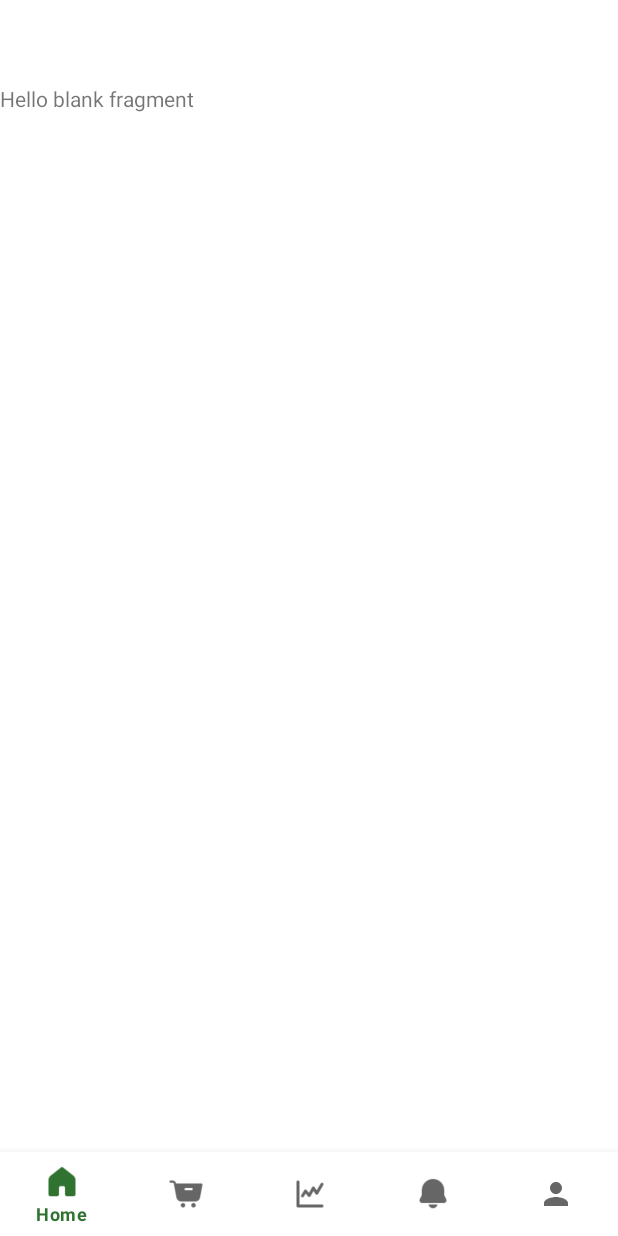
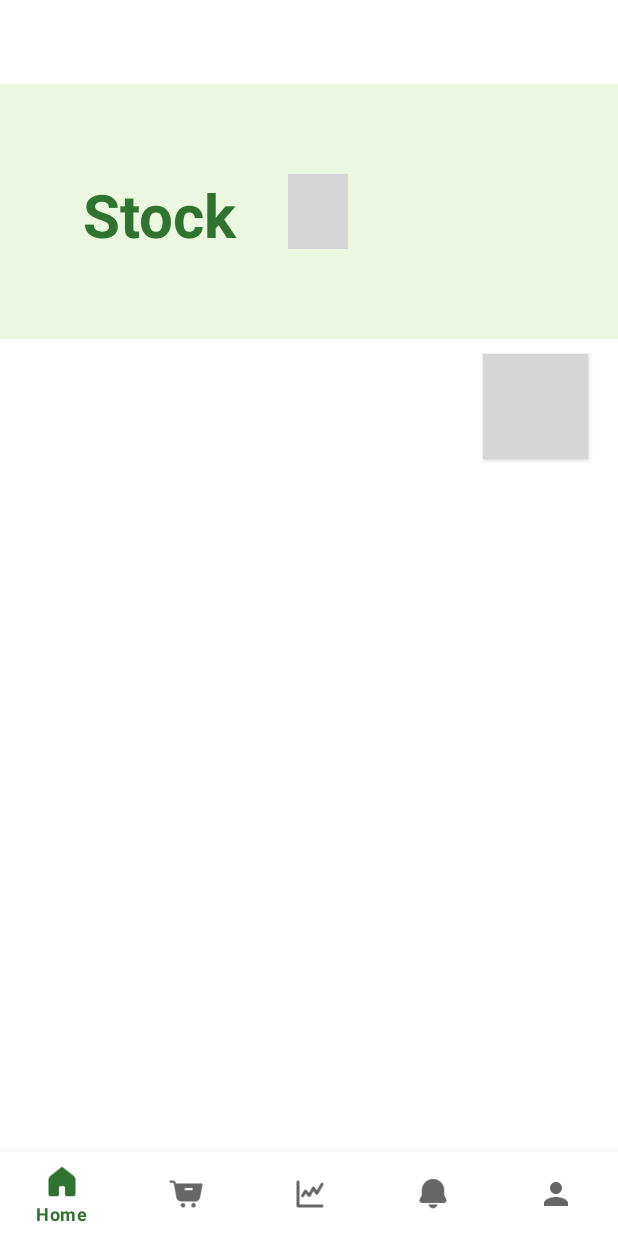
Before and after one commit to rucitarenamesiasana/kelompokpedulipangan.github.io, an Android app: the stocksfragments screen opened through its navigation route, on a phone screen of 412 x 824 dp. Run offline under Robolectric (Android 15) with nearby library versions, the phone set to English and light mode, and no system bars; grey boxes are pictures that could not be loaded.

Commit message:
stocks dan statistik xml

```diff
--- a/app/src/main/res/layout/fragment_stocks.xml
+++ b/app/src/main/res/layout/fragment_stocks.xml
@@ -1,14 +1,63 @@
 <?xml version="1.0" encoding="utf-8"?>
 <FrameLayout xmlns:android="http://schemas.android.com/apk/res/android"
+    xmlns:app="http://schemas.android.com/apk/res-auto"
     xmlns:tools="http://schemas.android.com/tools"
     android:layout_width="match_parent"
     android:layout_height="match_parent"
     tools:context=".ui.stocks.stocksfragments">
 
-    <!-- TODO: Update blank fragment layout -->
-    <TextView
+    <LinearLayout
         android:layout_width="match_parent"
         android:layout_height="match_parent"
-        android:text="@string/hello_blank_fragment" />
+        android:orientation="vertical">
+        <LinearLayout
+            android:layout_width="match_parent"
+            android:layout_height="170dp"
+            android:background="#EBF7DF"
+            android:orientation="horizontal">
+            <LinearLayout
+                android:layout_width="192dp"
+                android:layout_height="match_parent"
+                android:orientation="vertical">
+                <TextView
+                    android:id="@+id/txvStock"
+                    android:layout_width="match_parent"
+                    android:layout_height="match_parent"
+                    android:textColor="#307331"
+                    android:textStyle="bold"
+                    android:textSize="40dp"
+                    android:layout_marginTop="60dp"
+                    android:layout_marginBottom="60dp"
+                    android:layout_marginLeft="55dp"
+                    android:layout_marginRight="30dp"
+                    android:text="Stock" />
+            </LinearLayout>
+            <ImageView
+                android:id="@+id/imgvSayur"
+                android:layout_width="180dp"
+                android:layout_marginTop="60dp"
+                android:layout_marginBottom="60dp"
+                android:layout_marginLeft="0dp"
+                android:layout_marginRight="180dp"
+                android:layout_height="match_parent"
+                android:layout_weight="1"
+                android:src="@drawable/sayur" />
+        </LinearLayout>
 
+        <LinearLayout
+            android:layout_width="match_parent"
+            android:layout_height="match_parent"
+            android:orientation="vertical">
+
+            <Button
+                android:id="@+id/btnPlus"
+                android:layout_width="70dp"
+                android:layout_height="70dp"
+                android:layout_gravity="end"
+                android:background="@drawable/plus"
+                android:layout_marginTop="10dp"
+                android:layout_marginLeft="355dp"
+                android:layout_marginRight="20dp"/>
+        </LinearLayout>
+    </LinearLayout>
 </FrameLayout>
```
Also changed, not shown: app/src/main/res/layout/fragment_home.xml (+0 -10 lines), app/src/main/res/layout/fragment_main.xml (deleted, +0 -17 lines), app/src/main/res/layout/fragment_statistics_fragment.xml (+43 -3 lines).
